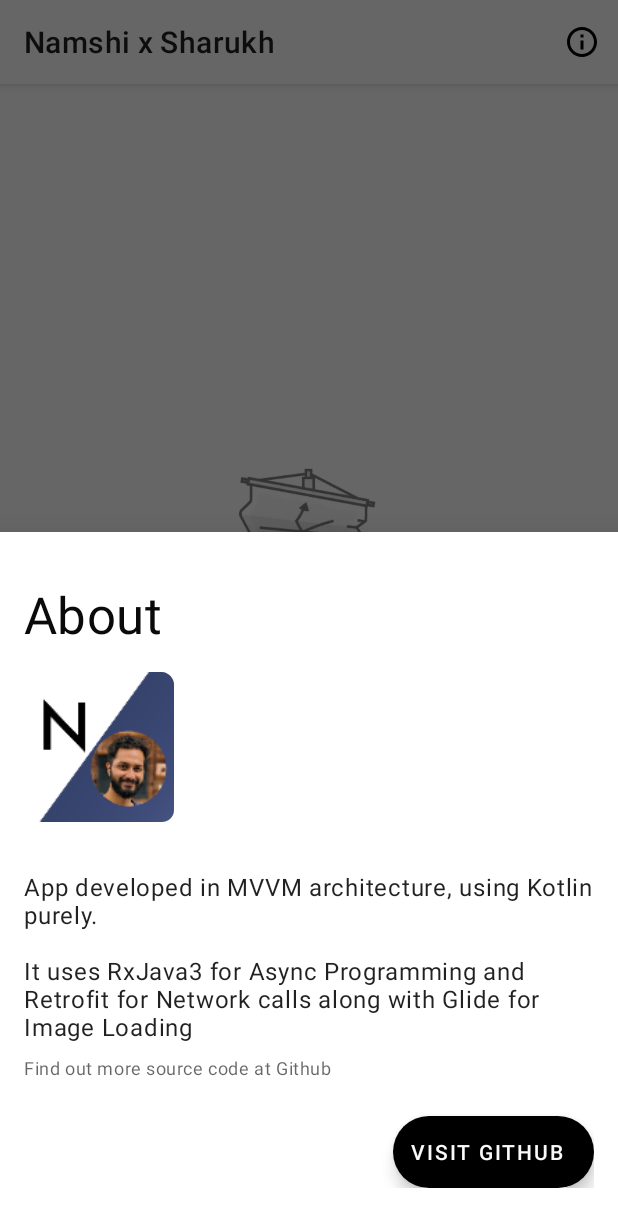
After one commit to sharukhmohammed/Sharukh_Namshi_Assignment, an Android app: the fragment AboutFragment placed in its activity, on a phone screen of 412 x 824 dp. The commit adds this screen. Shown: the top 1227 px of the screen. Run offline under Robolectric (Android 15) with nearby library versions, the phone set to English and light mode, and no system bars; our stand-ins replace RxJava, Timber; libraries missing offline, so code that uses them is left out: com.jakewharton.retrofit2; network calls fail; pictures from the network do not load.

Commit message:
Added About Page

```diff
--- /dev/null
+++ b/app/src/main/java/com/namshi/sharukh/modules/about/AboutFragment.kt
@@ -0,0 +1,44 @@
+package com.namshi.sharukh.modules.about
+
+import android.content.Intent
+import android.net.Uri
+import android.os.Bundle
+import android.view.LayoutInflater
+import android.view.View
+import android.view.ViewGroup
+import com.google.android.material.bottomsheet.BottomSheetDialogFragment
+import com.namshi.sharukh.databinding.FragmentAboutBinding
+import com.namshi.sharukh.utils.onClick
+
+
+class AboutFragment : BottomSheetDialogFragment() {
+
+    companion object {
+        fun newInstance(): AboutFragment {
+            val args = Bundle()
+
+            val fragment = AboutFragment()
+            fragment.arguments = args
+            return fragment
+        }
+
+        internal const val TAG = "AboutFragment"
+    }
+
+    private var _binding: FragmentAboutBinding? = null
+
+    private val binding get() = _binding!!
+
+    override fun onCreateView(inflater: LayoutInflater, container: ViewGroup?, savedInstanceState: Bundle?): View? {
+        _binding = FragmentAboutBinding.inflate(inflater, container, false)
+        return binding.root
+    }
+
+    override fun onViewCreated(view: View, savedInstanceState: Bundle?) {
+        super.onViewCreated(view, savedInstanceState)
+        binding.aboutMoreAction.onClick {
+            val browserIntent = Intent(Intent.ACTION_VIEW, Uri.parse("https://github.com/sharukhmohammed/Sharukh_Namshi_Assignment"))
+            startActivity(browserIntent)
+        }
+    }
+}
--- a/app/src/main/java/com/namshi/sharukh/modules/homeScreen/MainActivity.kt
+++ b/app/src/main/java/com/namshi/sharukh/modules/homeScreen/MainActivity.kt
@@ -1,10 +1,14 @@
 package com.namshi.sharukh.modules.homeScreen
 
 import android.os.Bundle
+import android.view.Menu
+import android.view.MenuItem
 import com.namshi.sharukh.R
 import com.namshi.sharukh.base.BaseActivity
 import com.namshi.sharukh.databinding.ActivityFirstBinding
 import com.namshi.sharukh.misc.string
+import com.namshi.sharukh.modules.about.AboutFragment
+
 
 class MainActivity : BaseActivity() {
 
@@ -23,4 +27,22 @@ class MainActivity : BaseActivity() {
         supportActionBar?.title = string(R.string.app_name)
         addFragment(MainFragment.newInstance(), replace = true, addToBackStack = false)
     }
+
+    override fun onCreateOptionsMenu(menu: Menu?): Boolean {
+        menuInflater.inflate(R.menu.main_menu, menu)
+        return true
+    }
+
+    override fun onOptionsItemSelected(item: MenuItem): Boolean {
+        when (item.itemId) {
+            R.id.action_about -> showAboutPopup()
+        }
+        return true
+    }
+
+    private fun showAboutPopup() {
+        AboutFragment
+            .newInstance()
+            .show(supportFragmentManager, AboutFragment.TAG)
+    }
 }
--- /dev/null
+++ b/app/src/main/res/drawable/ic_icons8_info.xml
@@ -0,0 +1,9 @@
+<vector xmlns:android="http://schemas.android.com/apk/res/android"
+    android:width="24dp"
+    android:height="24dp"
+    android:viewportWidth="24"
+    android:viewportHeight="24">
+  <path
+      android:pathData="M12,2C6.489,2 2,6.489 2,12C2,17.511 6.489,22 12,22C17.511,22 22,17.511 22,12C22,6.489 17.511,2 12,2zM12,4C16.4301,4 20,7.5699 20,12C20,16.4301 16.4301,20 12,20C7.5699,20 4,16.4301 4,12C4,7.5699 7.5699,4 12,4zM11,7L11,9L13,9L13,7L11,7zM11,11L11,17L13,17L13,11L11,11z"
+      android:fillColor="#000000"/>
+</vector>
--- /dev/null
+++ b/app/src/main/res/layout/fragment_about.xml
@@ -0,0 +1,62 @@
+<?xml version="1.0" encoding="utf-8"?>
+<LinearLayout xmlns:android="http://schemas.android.com/apk/res/android"
+    xmlns:app="http://schemas.android.com/apk/res-auto"
+    android:layout_width="match_parent"
+    android:layout_height="wrap_content"
+    android:minHeight="300dp"
+    android:orientation="vertical"
+    android:paddingStart="16dp"
+    android:paddingTop="32dp"
+    android:paddingEnd="16dp"
+    android:paddingBottom="32dp">
+
+
+    <TextView
+        style="@style/TextAppearance.MaterialComponents.Headline4"
+        android:layout_width="match_parent"
+        android:layout_height="wrap_content"
+        android:text="@string/about"
+        android:textColor="@color/black_variant" />
+
+
+    <Space
+        android:layout_width="16dp"
+        android:layout_height="16dp"
+        android:layout_gravity="center" />
+
+    <ImageView
+        android:layout_width="100dp"
+        android:layout_height="100dp"
+        android:contentDescription="@string/about"
+        android:src="@mipmap/ic_launcher_round" />
+
+    <Space
+        android:layout_width="16dp"
+        android:layout_height="32dp"
+        android:layout_gravity="center" />
+
+    <TextView
+        style="@style/TextAppearance.MaterialComponents.Body1"
+        android:layout_width="match_parent"
+        android:layout_height="wrap_content"
+        android:text="@string/about_more" />
+
+
+    <TextView
+        style="@style/TextAppearance.MaterialComponents.Caption"
+        android:layout_width="match_parent"
+        android:layout_height="wrap_content"
+        android:layout_marginTop="8dp"
+        android:text="@string/about_more_find_out" />
+
+
+    <com.google.android.material.floatingactionbutton.ExtendedFloatingActionButton
+        android:id="@+id/about_more_action"
+        android:layout_width="wrap_content"
+        android:layout_height="wrap_content"
+        android:layout_gravity="end"
+        android:layout_marginTop="24dp"
+        android:text="@string/about_more_action_label"
+        app:cornerRadius="12dp" />
+
+</LinearLayout>
--- /dev/null
+++ b/app/src/main/res/menu/main_menu.xml
@@ -0,0 +1,12 @@
+<?xml version="1.0" encoding="utf-8"?>
+<menu xmlns:android="http://schemas.android.com/apk/res/android"
+    xmlns:app="http://schemas.android.com/apk/res-auto"
+    xmlns:tools="http://schemas.android.com/tools"
+    tools:context=".activity.MainActivity">
+
+    <item
+        android:id="@+id/action_about"
+        android:icon="@drawable/ic_icons8_info"
+        android:title="@string/about"
+        app:showAsAction="always" />
+</menu>
--- a/app/src/main/res/values/strings.xml
+++ b/app/src/main/res/values/strings.xml
@@ -1,9 +1,13 @@
 <resources>
     <string name="app_name">Namshi x Sharukh</string>
     <string name="title_main">Sharukh\'s Assignment</string>
+    <string name="about">About</string>
     <string name="text_loading">Loading</string>
     <string name="something_wrong">Oops! Something went wrong</string>
     <string name="something_wrong_desc">Please hold tight as we fix this</string>
     <string name="refresh">Refresh</string>
     <string name="test_string">Test String</string>
+    <string name="about_more">App developed in MVVM architecture, using Kotlin purely.\n\nIt uses RxJava3 for Async Programming and Retrofit for Network calls along with Glide for Image Loading</string>
+    <string name="about_more_find_out">Find out more source code at Github</string>
+    <string name="about_more_action_label">Visit Github</string>
 </resources>
```
Also changed, not shown: app/src/main/res/drawable/help_button.png (added).
